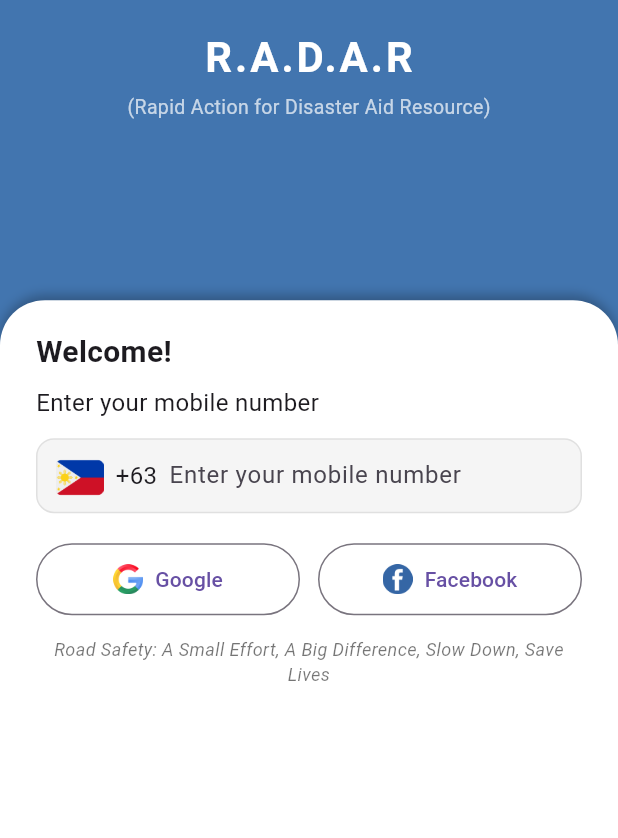
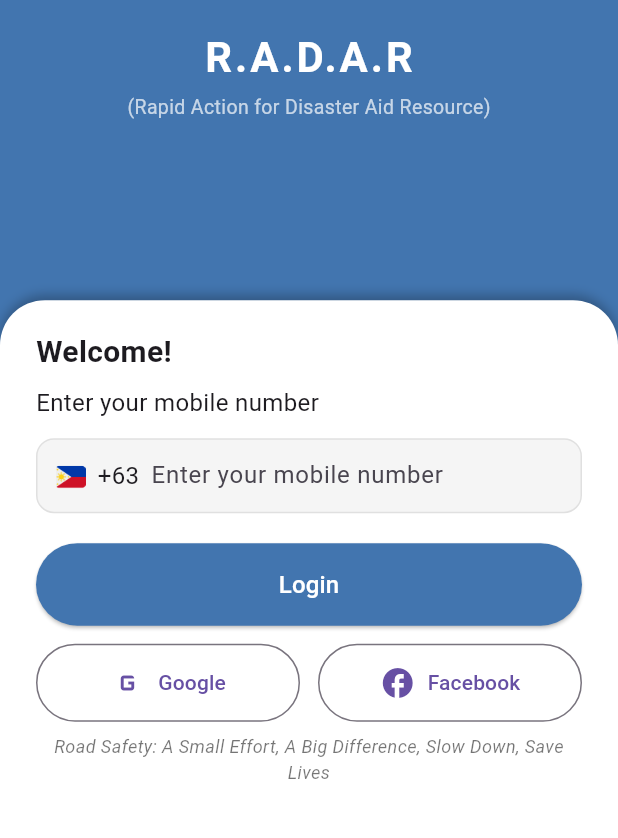
Before and after one commit to Davidtan0502/project_radar_app, a Flutter app: the screen it shows after launch, on a phone screen of 412 x 824 dp, the part 374-1212 px from its top. Run offline on Flutter 3.47's test engine with Material 3 defaults, Android fonts, the phone set to English and light mode, and no system bars; our stand-ins replace geocoding, geolocator, google_fonts, google_maps_flutter.

Commit message:
updated file
updates to login, homescreen, and main navigation

```diff
--- a/lib/main.dart
+++ b/lib/main.dart
@@ -1,6 +1,6 @@
 import 'package:flutter/material.dart';
 import 'package:project_radar_app/screens/login_screen.dart';
-import 'screens/main_navigation.dart';
+import 'package:project_radar_app/screens/main_navigation.dart';
 
 void main() {
   runApp(const MyApp());
--- a/lib/screens/home_screen.dart
+++ b/lib/screens/home_screen.dart
@@ -52,13 +52,11 @@ class _HomeScreenState extends State<HomeScreen> {
         }
       });
 
-      if (_mapController != null) {
       _mapController.animateCamera(
         CameraUpdate.newLatLng(
           LatLng(position.latitude, position.longitude),
         ),
       );
-      }
         } catch (e) {
       debugPrint("Error getting location: $e");
     }
@@ -238,7 +236,7 @@ class _HomeScreenState extends State<HomeScreen> {
                         const SizedBox(width: 16),
                         ClipRRect(
                           borderRadius: BorderRadius.circular(12),
-                          child: Container(
+                          child: SizedBox(
                             width: 150,
                             height: 100,
                             child: GoogleMap(
--- a/lib/screens/login_screen.dart
+++ b/lib/screens/login_screen.dart
@@ -1,4 +1,5 @@
 import 'package:flutter/material.dart';
+import 'package:project_radar_app/screens/main_navigation.dart';
 
 class LoginScreen extends StatefulWidget {
   const LoginScreen({super.key});
@@ -11,6 +12,8 @@ class _LoginScreenState extends State<LoginScreen>
     with SingleTickerProviderStateMixin {
   late AnimationController _controller;
   late Animation<Color?> _colorAnimation;
+  final TextEditingController _phoneController = TextEditingController();
+  bool _isLoading = false;
 
   @override
   void initState() {
@@ -30,7 +33,53 @@ class _LoginScreenState extends State<LoginScreen>
   @override
   void dispose() {
     _controller.dispose();
+    _phoneController.dispose();
     super.dispose();
+  }
+
+  Future<void> _handleLogin() async {
+    if (_phoneController.text.isEmpty) {
+      _showErrorDialog('Please enter your mobile number');
+      return;
+    }
+
+    if (_phoneController.text.length != 10) {
+      _showErrorDialog('Please enter a valid 10-digit mobile number');
+      return;
+    }
+
+    setState(() {
+      _isLoading = true;
+    });
+
+    // Simulate network request
+    await Future.delayed(const Duration(seconds: 2));
+
+    setState(() {
+      _isLoading = false;
+    });
+
+    // Navigate to MainNavigation after successful login
+    Navigator.pushReplacement(
+      context,
+      MaterialPageRoute(builder: (context) => const MainNavigation()),
+    );
+  }
+
+  void _showErrorDialog(String message) {
+    showDialog(
+      context: context,
+      builder: (context) => AlertDialog(
+        title: const Text('Error'),
+        content: Text(message),
+        actions: [
+          TextButton(
+            onPressed: () => Navigator.pop(context),
+            child: const Text('OK'),
+          ),
+        ],
+      ),
+    );
   }
 
   @override
@@ -86,7 +135,8 @@ class _LoginScreenState extends State<LoginScreen>
                 child: AnimatedContainer(
                   duration: const Duration(milliseconds: 600),
                   curve: Curves.easeInOut,
-                  padding: const EdgeInsets.symmetric(horizontal: 24, vertical: 20),
+                  padding:
+                      const EdgeInsets.symmetric(horizontal: 24, vertical: 20),
                   width: double.infinity,
                   decoration: const BoxDecoration(
                     color: Colors.white,
@@ -127,17 +177,21 @@ class _LoginScreenState extends State<LoginScreen>
                         ),
                         child: Row(
                           children: [
-                            Image.asset('assets/ph_flag.png', width: 32),
+                            Image.asset(
+                              'assets/ph_flag.png',
+                              height: 20,
+                            ),
                             const SizedBox(width: 8),
                             const Text(
                               '+63',
                               style: TextStyle(fontSize: 16),
                             ),
                             const SizedBox(width: 8),
-                            const Expanded(
+                            Expanded(
                               child: TextField(
+                                controller: _phoneController,
                                 keyboardType: TextInputType.phone,
-                                decoration: InputDecoration(
+                                decoration: const InputDecoration(
                                   hintText: 'Enter your mobile number',
                                   border: InputBorder.none,
                                 ),
@@ -148,16 +202,39 @@ class _LoginScreenState extends State<LoginScreen>
                       ),
                       const SizedBox(height: 20),
 
+                      // Login Button
+                      SizedBox(
+                        width: double.infinity,
+                        child: ElevatedButton(
+                          onPressed: _isLoading ? null : _handleLogin,
+                          style: ElevatedButton.styleFrom(
+                            backgroundColor: _colorAnimation.value,
+                            padding: const EdgeInsets.symmetric(vertical: 16),
+                            shape: RoundedRectangleBorder(
+                              borderRadius: BorderRadius.circular(30),
+                            ),
+                          ),
+                          child: _isLoading
+                              ? const CircularProgressIndicator(
+                                  color: Colors.white)
+                              : const Text(
+                                  'Login',
+                                  style: TextStyle(
+                                    fontSize: 16,
+                                    color: Colors.white,
+                                  ),
+                                ),
+                        ),
+                      ),
+                      const SizedBox(height: 12),
+
                       // Social Buttons
                       Row(
                         children: [
                           Expanded(
                             child: OutlinedButton.icon(
-                              onPressed: () {},
-                              icon: Image.asset(
-                                'assets/google_icon.png',
-                                height: 20,
-                              ),
+                              onPressed: _isLoading ? null : () {},
+                              icon: const Icon(Icons.g_mobiledata, size: 24),
                               label: const Text("Google"),
                               style: OutlinedButton.styleFrom(
                                 shape: RoundedRectangleBorder(
@@ -171,11 +248,8 @@ class _LoginScreenState extends State<LoginScreen>
                           const SizedBox(width: 12),
                           Expanded(
                             child: OutlinedButton.icon(
-                              onPressed: () {},
-                              icon: Image.asset(
-                                'assets/facebook_icon.png',
-                                height: 20,
-                              ),
+                              onPressed: _isLoading ? null : () {},
+                              icon: const Icon(Icons.facebook, size: 24),
                               label: const Text("Facebook"),
                               style: OutlinedButton.styleFrom(
                                 shape: RoundedRectangleBorder(
@@ -188,7 +262,7 @@ class _LoginScreenState extends State<LoginScreen>
                           ),
                         ],
                       ),
-                      const SizedBox(height: 14),
+                      const SizedBox(height: 8),
 
                       // Quote
                       const Center(
--- a/lib/screens/map_screen.dart
+++ b/lib/screens/map_screen.dart
@@ -12,7 +12,7 @@ class MapScreen extends StatefulWidget {
 
 class _MapScreenState extends State<MapScreen> {
   late GoogleMapController mapController;
-  TextEditingController _searchController = TextEditingController();
+  final TextEditingController _searchController = TextEditingController();
   LatLng _currentPosition = LatLng(14.5995, 120.9842); // Default position, will update to user's location
   late Position _userPosition; // To store the user's position
 
--- a/lib/widgets/bottom_nav.dart
+++ b/lib/widgets/bottom_nav.dart
@@ -27,9 +27,9 @@ class _BottomNavState extends State<BottomNav> {
           mainAxisAlignment: MainAxisAlignment.spaceAround,
           children: [
             _navItem(icon: Icons.home, label: "Home", index: 0),
-            _navItem(icon: Icons.search, label: "Search", index: 1),
+            _navItem(icon: Icons.map, label: "Maps", index: 1),
             const SizedBox(width: 48), // space for FAB
-            _navItem(icon: Icons.map, label: "Maps", index: 2),
+            _navItem(icon: Icons.call, label: "Hotline", index: 2),
             _navItem(icon: Icons.person, label: "Profile", index: 3),
           ],
         ),
--- a/pubspec.yaml
+++ b/pubspec.yaml
@@ -42,6 +42,7 @@ dependencies:
   cupertino_icons: ^1.0.8
   google_places_flutter: ^2.1.0
   intl: ^0.20.2
+  url_launcher: ^6.3.1
 
 dev_dependencies:
   flutter_test:
```
Also changed, not shown: lib/screens/hotline_page.dart (added, +146 -0 lines), lib/screens/main_navigation.dart (+6 -5 lines), lib/services/auth_service.dart (added), pubspec.lock, 7 other files. Lines whose indentation alone changed are shown as unchanged.
